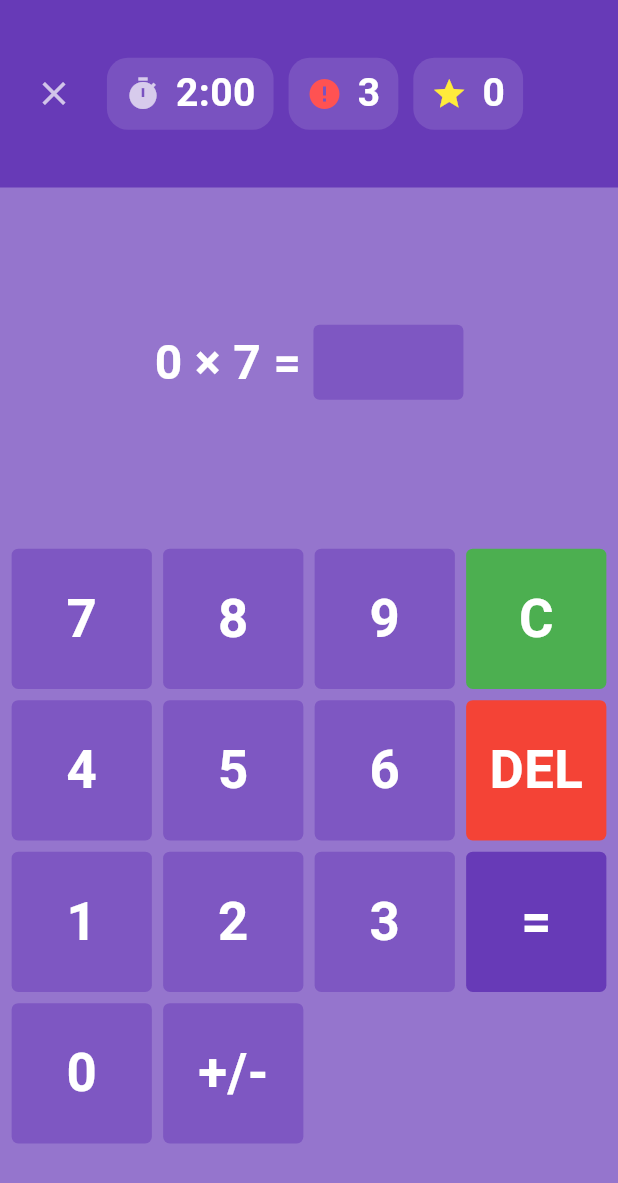
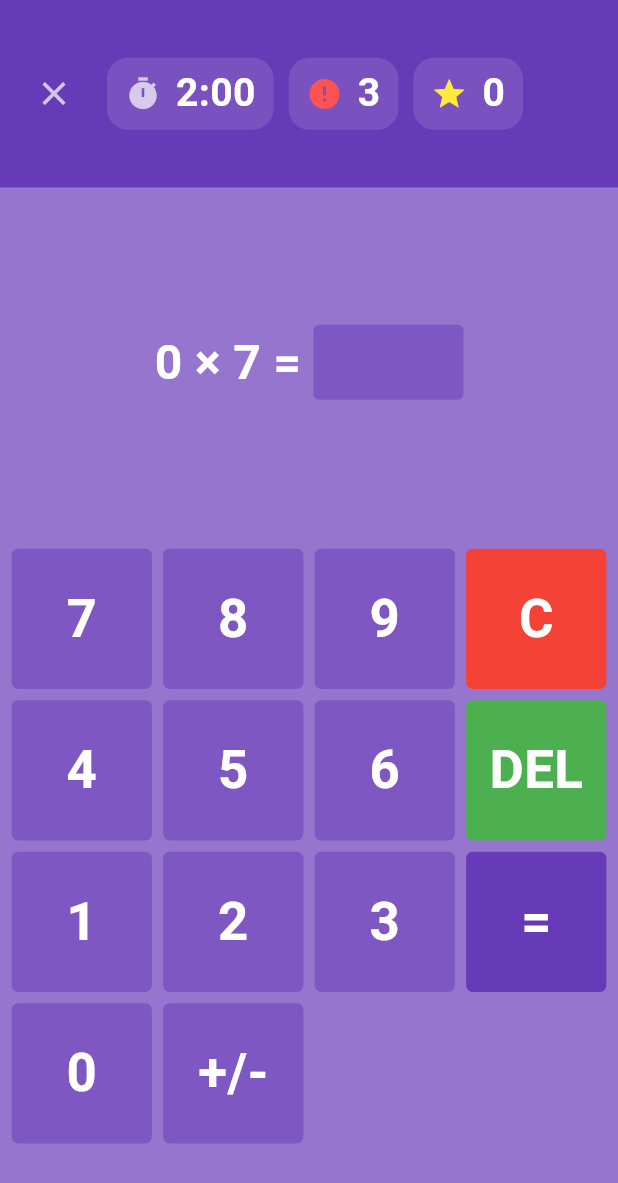
Before and after one commit to marp/matem_appka, a Flutter app: the GamePage screen opened by its route, on a phone screen of 412 x 824 dp. Shown: the top 1183 px of the screen. Run offline on Flutter 3.47's test engine with Material 3 defaults, Android fonts, the light colour scheme and no system bars; our stand-ins replace audioplayers, fl_chart, flutter_local_notifications, flutter_svg, google_fonts, package_info_plus and 3 more; missing offline and left inert: back_button_interceptor; accounts and stored records are empty.

Commit message:
code refactor

```diff
--- a/lib/pages/game_page.dart
+++ b/lib/pages/game_page.dart
@@ -2,7 +2,7 @@ import 'package:back_button_interceptor/back_button_interceptor.dart';
 import 'package:flutter/material.dart';
 import 'package:flutter/services.dart';
 import 'package:matem_appka/const/game.dart';
-import 'package:matem_appka/util/my_button.dart';
+import 'package:matem_appka/util/calc_button.dart';
 import 'package:matem_appka/util/result_message.dart';
 import 'package:matem_appka/services/audio_service.dart';
 import 'package:matem_appka/services/xp_service.dart';
@@ -153,22 +153,19 @@ class _GamePageState extends State<GamePage> {
   }
 
   void checkResult() {
+    // Avoid handling answers while any dialog is visible.
+    if (isDialogOpen || _isResultDialogVisible) return;
+
     final outcome = _gameService.submitAnswer(int.tryParse(userAnswer));
 
     if (outcome == AnswerOutcome.correct) {
       AudioService().playCorrectSound();
 
-      // Only try to close a dialog if one is actually on the stack.
-      if (Navigator.of(context).canPop()) {
-        Navigator.of(context).pop();
-      }
-
-      // Move to next question (also resets input and generates a new question).
+      // No dialog on correct answer: just advance to next question.
       setState(() {
         userAnswer = '';
         _gameService.nextQuestion();
       });
-
       return;
     }
 
@@ -193,8 +190,8 @@ class _GamePageState extends State<GamePage> {
       barrierDismissible: false,
       builder: (context) {
         return ResultMessage(
-          message: 'Wrong answer',
-          subtitle: 'Relax and try again.',
+          message: 'Incorrect Answer',
+          subtitle: 'Relax and try again!',
           buttonText: 'Ok',
           onTap: () {
             _isResultDialogVisible = false;
@@ -518,9 +515,10 @@ class _GamePageState extends State<GamePage> {
                         const SliverGridDelegateWithFixedCrossAxisCount(
                             crossAxisCount: 4),
                     itemBuilder: (context, index) {
-                      return MyButton(
+                      return CalcButton(
                         child: numberPad[index],
                         onTap: () => buttonTapped(numberPad[index]),
+                        height: numberPad[index] == '=' ? 2.0 : 1.0,
                       );
                     },
                   ),
--- a/lib/pages/home_page.dart
+++ b/lib/pages/home_page.dart
@@ -292,7 +292,7 @@ class _HomePageState extends State<HomePage> {
                       ScaffoldMessenger.of(context).showSnackBar(
                         const SnackBar(
                           content: Text(
-                              'Ta funkcja nie jest jeszcze zaimplementowana'),
+                              'This mode is coming soon! Stay tuned.'),
                           duration: Duration(seconds: 2),
                         ),
                       );
--- a/lib/util/my_button.dart
+++ b/lib/util/calc_button.dart
@@ -2,21 +2,24 @@ import 'package:flutter/material.dart';
 
 import '../const/colors.dart';
 
-class MyButton extends StatefulWidget {
+class CalcButton extends StatefulWidget {
   final String child;
   final VoidCallback onTap;
 
-  MyButton({
+  final double height;
+
+  CalcButton({
     super.key,
     required this.child,
     required this.onTap,
+    this.height = 1,
   });
 
   @override
-  _MyButtonState createState() => _MyButtonState();
+  _CalcButtonState createState() => _CalcButtonState();
 }
 
-class _MyButtonState extends State<MyButton> with SingleTickerProviderStateMixin {
+class _CalcButtonState extends State<CalcButton> with SingleTickerProviderStateMixin {
   late AnimationController _controller;
 
   @override
@@ -39,9 +42,9 @@ class _MyButtonState extends State<MyButton> with SingleTickerProviderStateMixin
     var buttonColor = Colors.deepPurple[400];
 
     if (widget.child == 'C') {
+      buttonColor = Colors.red;
+    } else if (widget.child == 'DEL') {
       buttonColor = Colors.green;
-    } else if (widget.child == 'DEL') {
-      buttonColor = Colors.red;
     } else if (widget.child == '=') {
       buttonColor = Colors.deepPurple;
     }
@@ -62,6 +65,7 @@ class _MyButtonState extends State<MyButton> with SingleTickerProviderStateMixin
             end: 0.9,
           ).animate(_controller),
           child: Container(
+            height: 56.0 * widget.height,
               decoration: BoxDecoration(
               color: buttonColor,
               borderRadius: BorderRadius.circular(4),
@@ -70,8 +74,7 @@ class _MyButtonState extends State<MyButton> with SingleTickerProviderStateMixin
               child: Text(widget.child, style: whiteTextStyle),
             ),
           ),
-        ),
-      ),
+        ),)
     );
   }
 }
```
Also changed, not shown: pubspec.lock, 3 other files.
